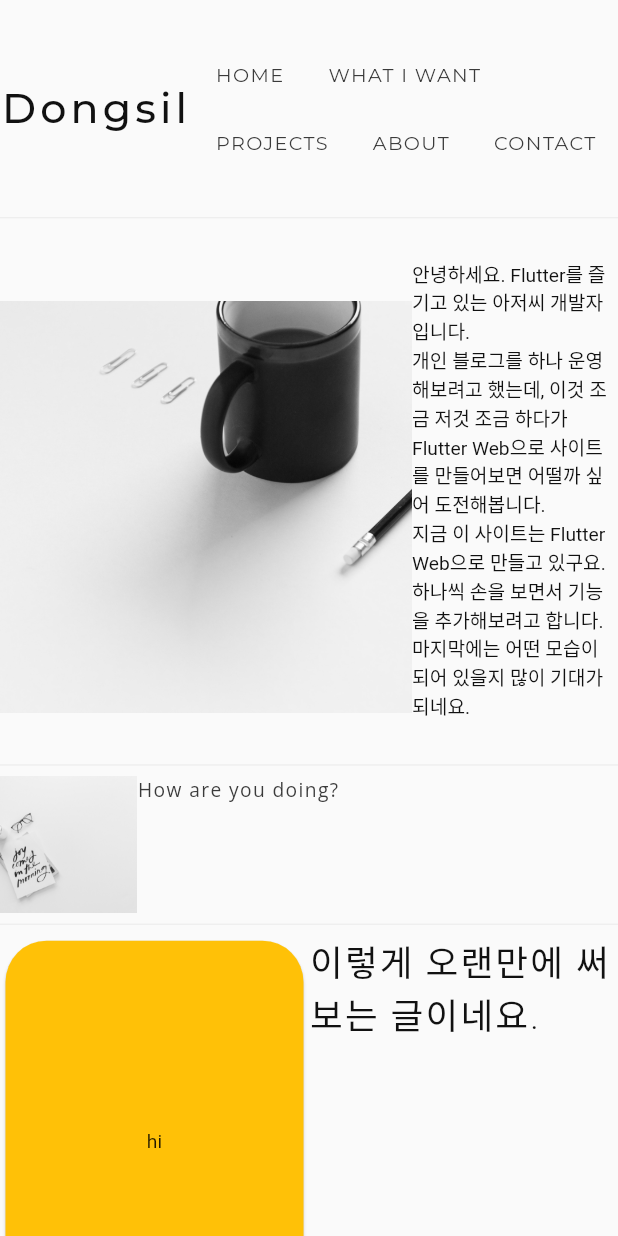
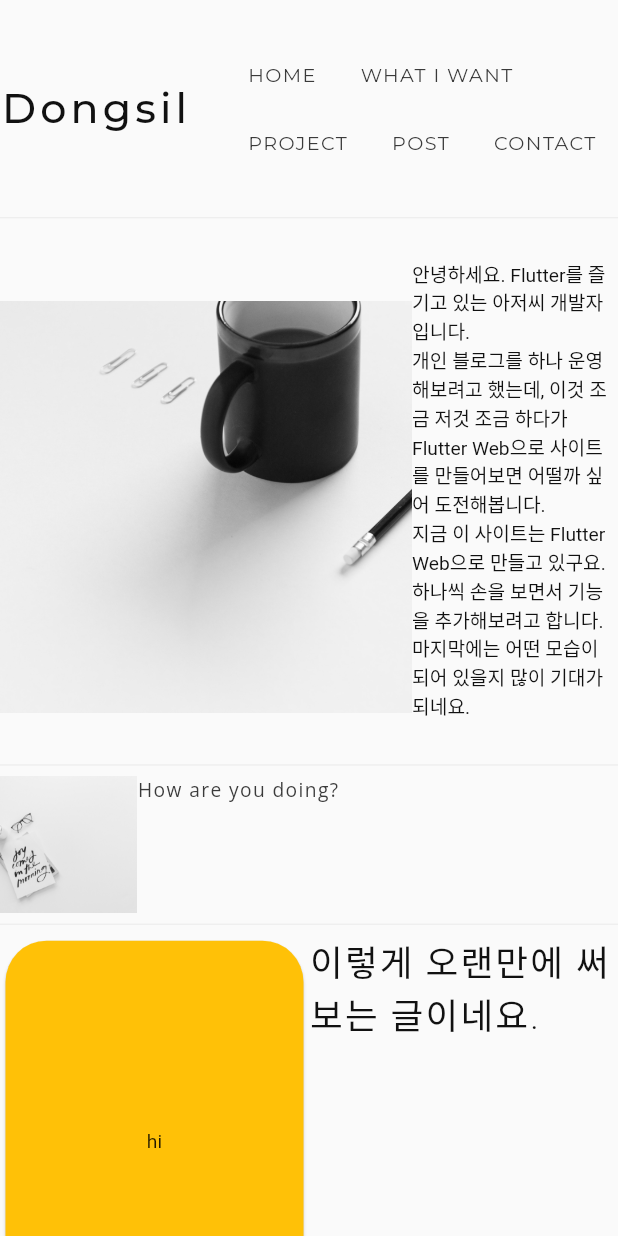
Before and after one commit to ggumgil/dongsilweb, a Flutter app: the screen it shows after launch, on a phone screen of 412 x 824 dp. Run offline on Flutter 3.47's test engine with Material 2 defaults, Android fonts, the phone set to English and light mode, and no system bars; our stand-ins replace google_fonts, responsive_framework; Roboto replaces fonts that are missing (Jua).

Commit message:
그리드 레이아웃 추가 ( post_grid )

```diff
--- a/lib/main.dart
+++ b/lib/main.dart
@@ -1,5 +1,3 @@
-import 'package:dongsilweb/pages/page_list.dart';
-import 'package:dongsilweb/pages/page_post.dart';
 import 'package:dongsilweb/pages/post_grid_page.dart';
 import 'package:dongsilweb/pages/projects_page.dart';
 import 'package:dongsilweb/pages/whatiwant_page.dart';
--- a/lib/widgets/blog.dart
+++ b/lib/widgets/blog.dart
@@ -1,3 +1,4 @@
+import 'package:dongsilweb/constant/text.dart';
 import 'package:flutter/material.dart';
 import 'package:google_fonts/google_fonts.dart';
 
@@ -349,7 +350,7 @@ class MenuBar extends StatelessWidget {
                 splashColor: Colors.transparent,
                 onTap: () => Navigator.popUntil(
                     context, ModalRoute.withName(Navigator.defaultRouteName)),
-                child: Text("Dongsil",
+                child: Text(menu['sub_title_1']!,
                     style: GoogleFonts.montserrat(
                         color: textPrimary,
                         fontSize: 30,
@@ -365,40 +366,40 @@ class MenuBar extends StatelessWidget {
                         onPressed: () => Navigator.popUntil(context,
                             ModalRoute.withName(Navigator.defaultRouteName)),
                         style: menuButtonStyle,
-                        child: const Text(
-                          "HOME",
+                        child: Text(
+                          menu['sub_title_2']!,
                         ),
                       ),
                       TextButton(
                         onPressed: () =>
                             Navigator.pushNamed(context, Routes.whatiwant),
                         style: menuButtonStyle,
-                        child: const Text(
-                          "WHAT I WANT",
+                        child: Text(
+                          menu['sub_title_3']!,
                         ),
                       ),
                       TextButton(
                         onPressed: () =>
                             Navigator.pushNamed(context, Routes.projects),
                         style: menuButtonStyle,
-                        child: const Text(
-                          "PROJECTS",
+                        child: Text(
+                          menu['sub_title_4']!,
                         ),
                       ),
                       TextButton(
                         onPressed: () =>
                             Navigator.pushNamed(context, Routes.post),
                         style: menuButtonStyle,
-                        child: const Text(
-                          "ABOUT",
+                        child: Text(
+                          menu['sub_title_5']!,
                         ),
                       ),
                       TextButton(
                         onPressed: () =>
                             Navigator.pushNamed(context, Routes.contact),
                         style: menuButtonStyle,
-                        child: const Text(
-                          "CONTACT",
+                        child: Text(
+                          menu['sub_title_6']!,
                         ),
                       ),
                     ],
```
Also changed, not shown: lib/data/model/grid_item.dart (added, +49 -0 lines), lib/pages/post_grid_page.dart (added, +61 -0 lines).
